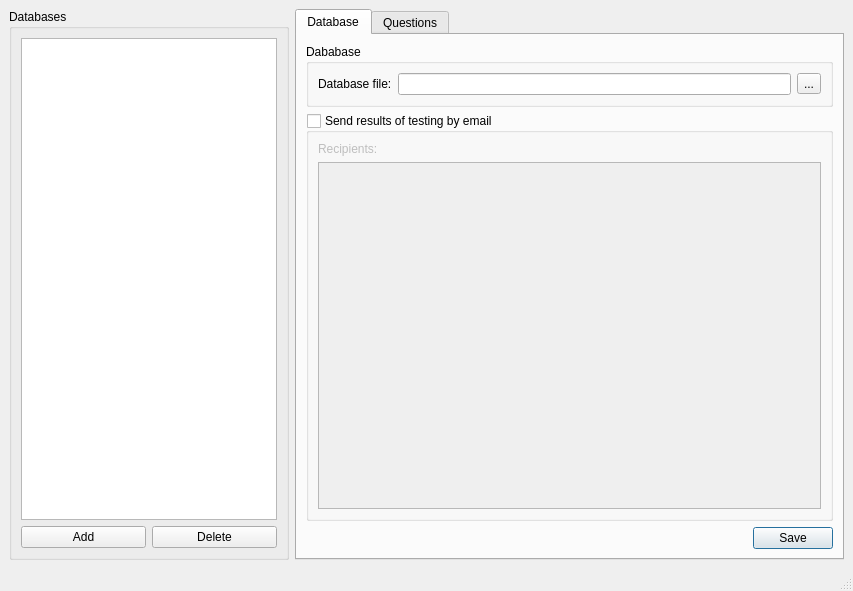
First picture: the form in admin_form.ui, repository Testorator/Testik, before the edit.
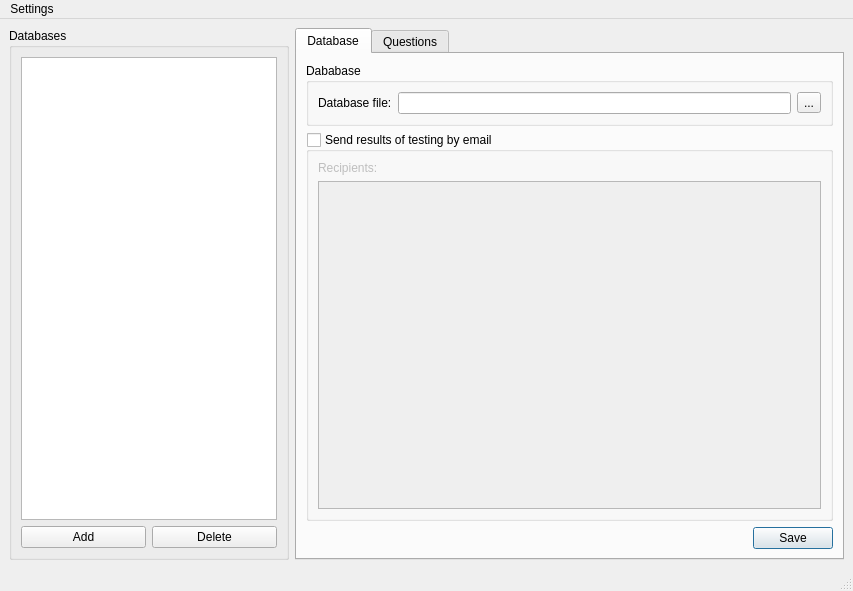
Second picture: the form after the edit.

```diff
--- a/admin_form.ui
+++ b/admin_form.ui
@@ -154,6 +154,13 @@
      <height>22</height>
     </rect>
    </property>
+   <widget class="QMenu" name="menuSettings">
+    <property name="title">
+     <string>Settings</string>
+    </property>
+    <addaction name="actionChange_admin_password"/>
+   </widget>
+   <addaction name="menuSettings"/>
   </widget>
   <widget class="QStatusBar" name="statusbar"/>
  </widget>
```
Left out of the diff: 5 changed lines with no effect on the pictures.
